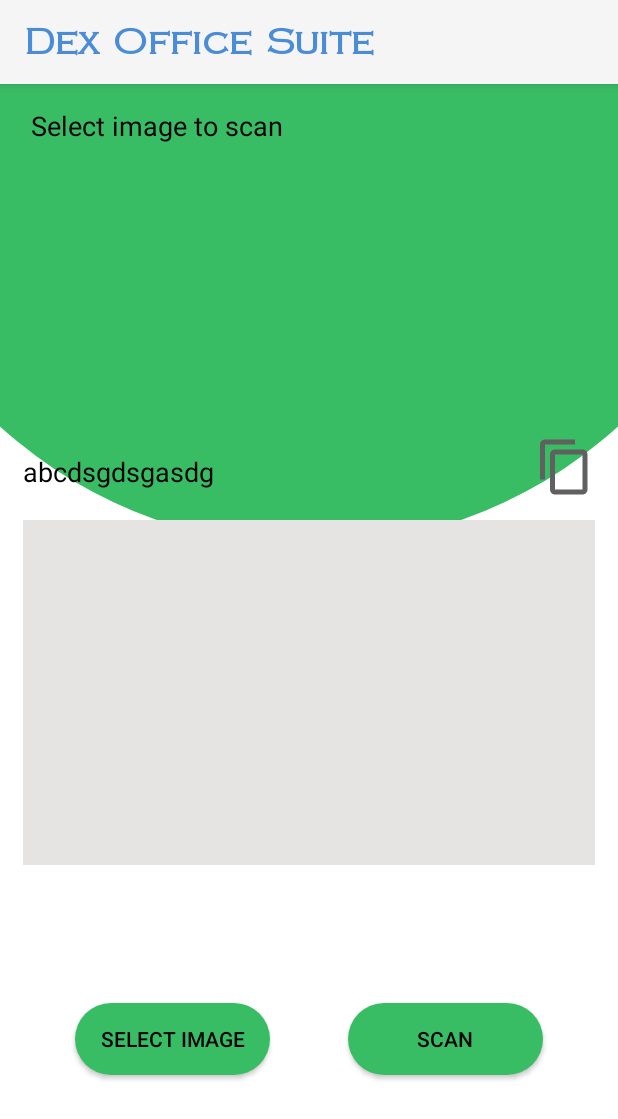
After one commit to AayushK11/Dex-Office-Suite, an Android app: the OcrActivity screen opened directly, with no data from a screen before it, on a phone screen of 412 x 824 dp. The commit adds this screen. Shown: the top 1119 px of the screen. Run offline under Robolectric (Android 15) with nearby library versions, the phone set to English and light mode, and no system bars.

Commit message:
Commit #7 Designed Ocr Activity. No Errors Design Complete. Added a button design XML and background XML.
Signed-off-by: Ajinkya Rajkar <ajinkyarajkar@gmail.com>

```diff
--- a/app/src/main/AndroidManifest.xml
+++ b/app/src/main/AndroidManifest.xml
@@ -10,13 +10,16 @@
         android:roundIcon="@mipmap/ic_launcher_round"
         android:supportsRtl="true"
         android:theme="@style/AppTheme">
-        <activity android:name=".PrivacyPage"
+        <activity android:name=".OcrActivity"></activity>
+        <activity
+            android:name=".PrivacyPage"
             android:parentActivityName=".MainActivity">
             <meta-data
                 android:name="android.support.PARENT_ACTIVITY"
                 android:value="com.dex.officesuite.MainActivity" />
         </activity>
-        <activity android:name=".SettingsPage"
+        <activity
+            android:name=".SettingsPage"
             android:parentActivityName=".MainActivity">
             <meta-data
                 android:name="android.support.PARENT_ACTIVITY"
--- a/app/src/main/java/com/dex/officesuite/MainActivity.java
+++ b/app/src/main/java/com/dex/officesuite/MainActivity.java
@@ -2,6 +2,7 @@ package com.dex.officesuite;
 
 import androidx.annotation.NonNull;
 import androidx.appcompat.app.AppCompatActivity;
+import androidx.cardview.widget.CardView;
 
 import android.content.Intent;
 import android.content.SharedPreferences;
@@ -9,13 +10,13 @@ import android.os.Bundle;
 import android.view.Menu;
 import android.view.MenuInflater;
 import android.view.MenuItem;
-
+import android.view.View;
 
 
 public class MainActivity extends AppCompatActivity {
 
     SharedPreferences theme = null;
-
+    CardView ocr;
     @Override
     protected void onCreate(Bundle savedInstanceState) {
         super.onCreate(savedInstanceState);
@@ -28,6 +29,15 @@ public class MainActivity extends AppCompatActivity {
         }
 
         setContentView(R.layout.activity_main);
+
+        ocr = findViewById(R.id.ocr_card);
+        ocr.setOnClickListener(new View.OnClickListener() {
+            @Override
+            public void onClick(View view) {
+                Intent intent = new Intent(MainActivity.this,OcrActivity.class);
+                startActivity(intent);
+            }
+        });
 
 
     }
--- /dev/null
+++ b/app/src/main/java/com/dex/officesuite/OcrActivity.java
@@ -0,0 +1,24 @@
+package com.dex.officesuite;
+
+import androidx.appcompat.app.AppCompatActivity;
+import androidx.cardview.widget.CardView;
+
+import android.content.SharedPreferences;
+import android.os.Bundle;
+
+public class OcrActivity extends AppCompatActivity {
+    SharedPreferences theme = null;
+    @Override
+    protected void onCreate(Bundle savedInstanceState) {
+        super.onCreate(savedInstanceState);
+
+        theme = getSharedPreferences("com.example.hab", MODE_PRIVATE);
+        if(theme.getBoolean("themeset",true)) {
+            setTheme(R.style.LightThemeBar);
+        }
+        else {
+            setTheme(R.style.DarkThemeBar);
+        }
+        setContentView(R.layout.activity_ocr);
+    }
+}
--- /dev/null
+++ b/app/src/main/res/drawable/ocr_background.xml
@@ -0,0 +1,21 @@
+<?xml version="1.0" encoding="utf-8"?>
+<layer-list xmlns:android="http://schemas.android.com/apk/res/android">
+    <item android:top="200px">
+        <shape>
+            <solid android:color="?attr/bgColor" />
+        </shape>
+    </item>
+
+    <item android:height="100dp">
+
+        <shape>
+            <solid android:color="?attr/bgColor" />
+        </shape>
+    </item>
+    <item android:top="-700dp" android:bottom="460dp" android:left="-100dp" android:right="-100dp">
+        <shape>
+            <corners android:radius="700dp" />
+            <solid android:color="#38bc64" />
+        </shape>
+    </item>
+</layer-list>
--- /dev/null
+++ b/app/src/main/res/drawable/ocr_btn_design.xml
@@ -0,0 +1,5 @@
+<?xml version="1.0" encoding="utf-8"?>
+<shape xmlns:android="http://schemas.android.com/apk/res/android" android:shape="rectangle">
+    <gradient android:startColor="#38bc64" android:endColor="#38bc64" android:angle="270"/>
+    <corners android:radius="30dp"/>
+</shape>
--- a/app/src/main/res/layout/activity_main.xml
+++ b/app/src/main/res/layout/activity_main.xml
@@ -56,6 +56,7 @@
         </androidx.cardview.widget.CardView>
 
         <androidx.cardview.widget.CardView
+            android:id="@+id/ocr_card"
             android:layout_width="0dp"
             android:layout_height="0dp"
             android:layout_row="0"
--- /dev/null
+++ b/app/src/main/res/layout/activity_ocr.xml
@@ -0,0 +1,104 @@
+<?xml version="1.0" encoding="utf-8"?>
+<androidx.constraintlayout.widget.ConstraintLayout xmlns:android="http://schemas.android.com/apk/res/android"
+    xmlns:app="http://schemas.android.com/apk/res-auto"
+    xmlns:tools="http://schemas.android.com/tools"
+    android:layout_width="match_parent"
+    android:layout_height="match_parent"
+    android:background="@drawable/ocr_background"
+    tools:context=".OcrActivity">
+    <TextView
+        android:id="@+id/text_guide"
+        android:layout_width="wrap_content"
+        android:layout_height="wrap_content"
+        android:layout_marginStart="15dp"
+        android:layout_marginTop="10dp"
+        android:padding="5dp"
+        app:layout_constraintTop_toTopOf="parent"
+        app:layout_constraintStart_toStartOf="parent"
+        android:text="Select image to scan"
+        android:textColor="?attr/textColor"
+        android:textSize="18sp" />
+
+    <ImageView
+        android:id="@+id/imageView"
+        android:layout_width="wrap_content"
+        android:layout_height="180dp"
+        app:layout_constraintTop_toBottomOf="@id/text_guide"
+        android:layout_marginHorizontal="15dp"
+        app:layout_constraintStart_toStartOf="parent"
+        app:layout_constraintEnd_toEndOf="parent"
+        android:contentDescription="@string/image_display" />
+
+    <TextView
+        android:id="@+id/detectTextGuide"
+        android:layout_width="wrap_content"
+        android:layout_height="wrap_content"
+        app:layout_constraintTop_toBottomOf="@id/imageView"
+        app:layout_constraintBottom_toTopOf="@id/ScrollView"
+        app:layout_constraintStart_toStartOf="parent"
+        android:layout_marginStart="15dp"
+        android:text="abcdsgdsgasdg"
+        android:textSize="18sp"
+        android:textColor="?attr/textColor" />
+
+    <ScrollView
+        android:id="@+id/ScrollView"
+        android:layout_width="match_parent"
+        android:layout_height="230dp"
+        app:layout_constraintTop_toBottomOf="@id/copyButton"
+        app:layout_constraintStart_toStartOf="parent"
+        app:layout_constraintEnd_toEndOf="parent"
+        android:layout_margin="15dp"
+        android:background="?attr/closeEnough"
+        android:visibility="visible">
+
+        <TextView
+            android:id="@+id/outputText"
+            android:layout_width="match_parent"
+            android:layout_height="wrap_content"
+            android:textColor="?attr/textColor"
+            android:textSize="20sp"
+            android:layout_margin="10dp"
+            />
+
+    </ScrollView>
+
+    <Button
+        android:id="@+id/copyButton"
+        android:layout_width="40dp"
+        android:layout_height="40dp"
+        app:layout_constraintTop_toBottomOf="@id/imageView"
+        app:layout_constraintEnd_toEndOf="parent"
+        android:layout_marginVertical="10dp"
+        android:layout_marginEnd="15dp"
+        android:backgroundTint="?attr/metaTextColor"
+        android:background="?attr/actionModeCopyDrawable" />
+
+    <Button
+        android:id="@+id/chooseImageButton"
+        android:layout_width="130dp"
+        android:layout_height="wrap_content"
+        app:layout_constraintTop_toBottomOf="@id/ScrollView"
+        app:layout_constraintStart_toStartOf="parent"
+        app:layout_constraintBottom_toBottomOf="parent"
+        android:layout_marginStart="50dp"
+        android:layout_marginBottom="15dp"
+        android:background="@drawable/ocr_btn_design"
+        android:textColor="?attr/textColor"
+        android:text="Select image" />
+
+    <Button
+        android:id="@+id/scanNow"
+        android:layout_width="130dp"
+        android:layout_height="wrap_content"
+        app:layout_constraintTop_toBottomOf="@id/ScrollView"
+        app:layout_constraintEnd_toEndOf="parent"
+        app:layout_constraintBottom_toBottomOf="parent"
+        android:layout_marginEnd="50dp"
+        android:layout_marginBottom="15dp"
+        android:singleLine="true"
+        android:background="@drawable/ocr_btn_design"
+        android:textColor="?attr/textColor"
+        android:text="@string/scan" />
+
+</androidx.constraintlayout.widget.ConstraintLayout>
--- a/app/src/main/res/values/strings.xml
+++ b/app/src/main/res/values/strings.xml
@@ -33,4 +33,6 @@
     <string name="scanner">SCANNER</string>
     <string name="pdf_reader">PDF READER</string>
     <string name="to_do">TO DO</string>
+    <string name="scan">SCAN</string>
+    <string name="image_display">image_display</string>
 </resources>
```
